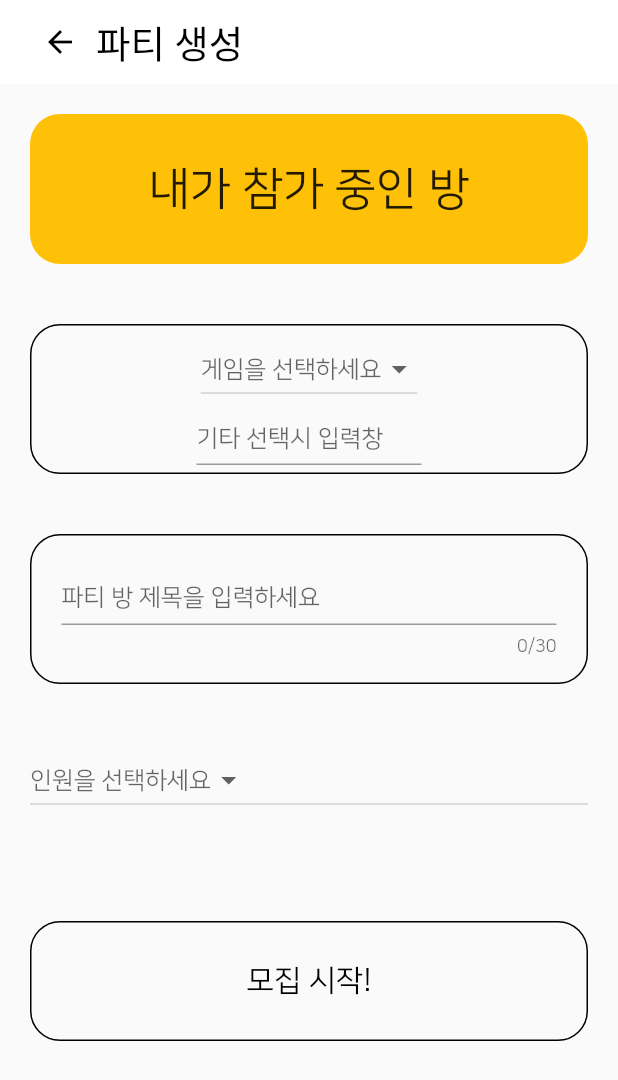
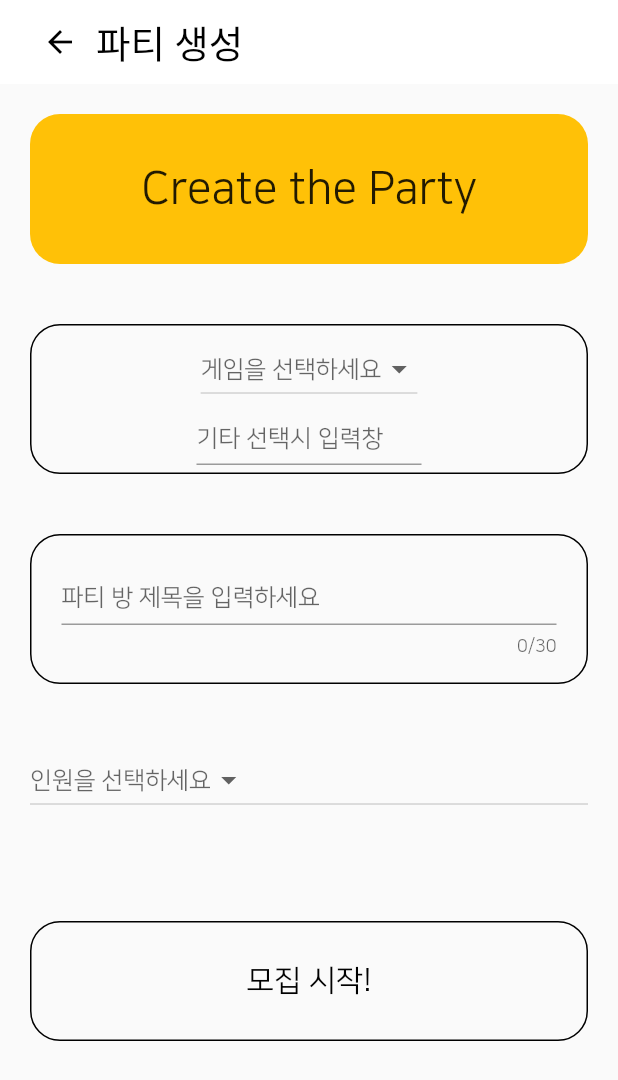
Before and after one commit to BeomyoonHeo/ggamf_front, a Flutter app: the CreatePartyPage screen opened directly, on a phone screen of 412 x 824 dp. Shown: the top 1080 px of the screen. Run offline on Flutter 3.47's test engine with Material 2 defaults, Android fonts, the phone set to English and light mode, and no system bars; our stand-ins replace chips_choice, data_table_2, dio, flashy_tab_bar2, flutter_rating_bar, flutter_riverpod and 5 more; generated files the repository leaves out were written again; network calls fail; project files that could hold a hidden picture were left out.

Commit message:
create_party_page title 수정

```diff
--- a/lib/views/pages/my_party/create_party/create_party_page.dart
+++ b/lib/views/pages/my_party/create_party/create_party_page.dart
@@ -160,7 +160,7 @@ class _CreatePartyPageState extends State<CreatePartyPage> {
         color: Colors.amber,
       ),
       child: Text(
-        "내가 참가 중인 방",
+        "Create the Party",
         style: TextStyle(fontSize: 30),
       ),
       alignment: Alignment.center,
```
